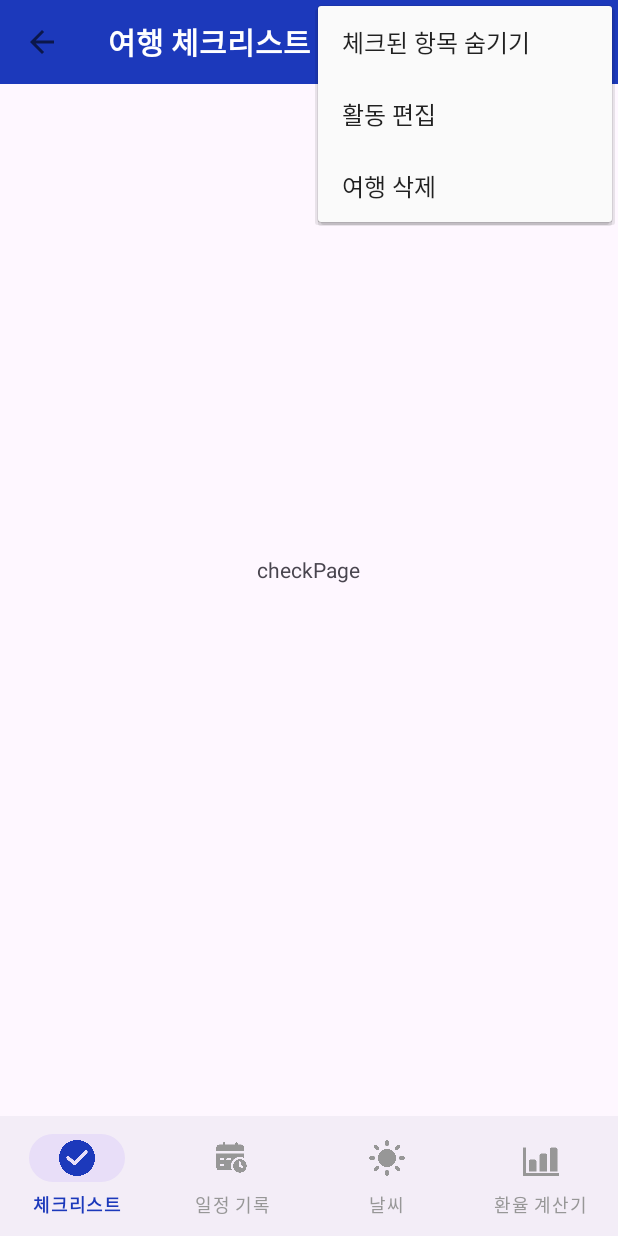
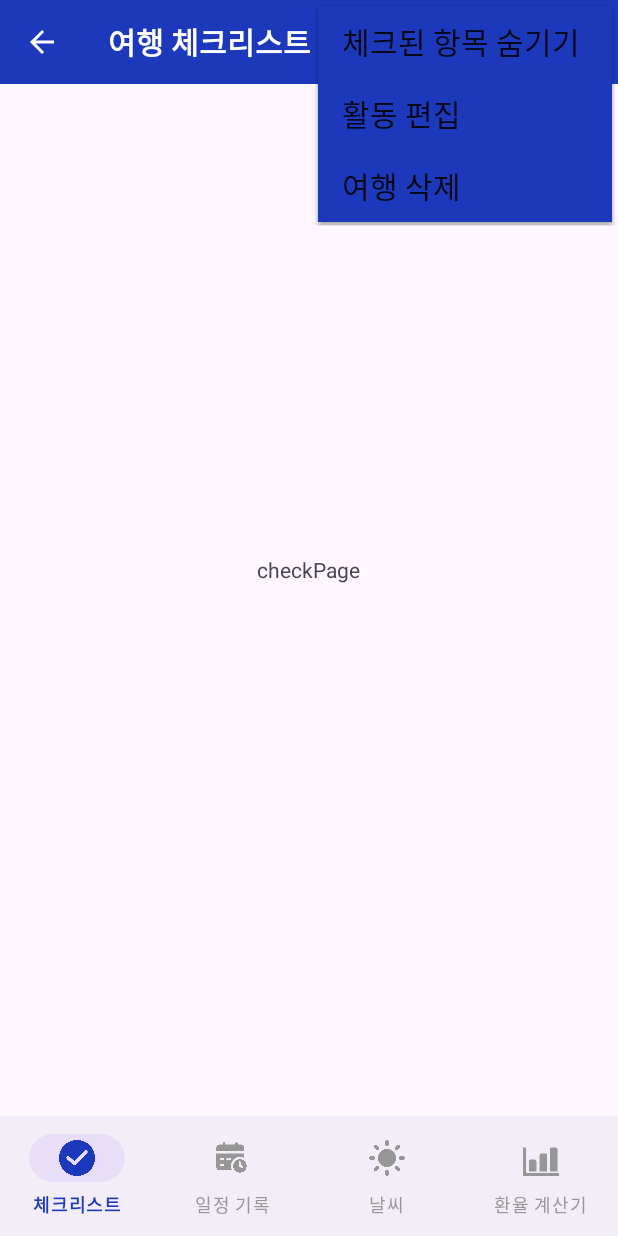
Before and after one commit to ysy7838/mobile-software-project, an Android app: the PageThreetoSixActivity screen opened directly, with no data from a screen before it, with the options menu open, on a phone screen of 412 x 824 dp. Run offline under Robolectric (Android 15) with nearby library versions, the light colour scheme and no system bars.

Commit message:
툴바 아이콘 색 변경

```diff
--- a/app/src/main/res/layout/page_three_main.xml
+++ b/app/src/main/res/layout/page_three_main.xml
@@ -13,10 +13,10 @@
 
         <androidx.appcompat.widget.Toolbar
             android:id="@+id/toolbar"
-            style="@style/Toolbar"
             android:layout_width="match_parent"
             android:layout_height="?attr/actionBarSize"
-            app:layout_collapseMode="pin">
+            app:layout_collapseMode="pin"
+            app:theme="@style/Toolbar">
 
             <TextView
                 android:id="@+id/ToolbarTitle"
--- a/app/src/main/res/values/page_one_styles.xml
+++ b/app/src/main/res/values/styles.xml
@@ -9,7 +9,16 @@
         <item name="android:background">@color/mainBlue</item>
         <item name="android:titleTextColor">@color/white</item>
         <item name="android:textSize">20sp</item>
-        <item name="android:textStyle">bold</item>
+        <item name="toolbarNavigationButtonStyle">@style/Toolbar.Actionbar</item>
+        <item name="android:actionOverflowButtonStyle">@style/Toolbar.OverFlow</item>
+    </style>
+
+    <style name="Toolbar.Actionbar" parent="Widget.AppCompat.Toolbar.Button.Navigation">
+        <item name="android:tint">@color/white</item>
+    </style>
+
+    <style name="Toolbar.OverFlow" parent="Widget.AppCompat.ActionButton.Overflow">
+        <item name="android:tint">@color/white</item>
     </style>
 
     <style name="ToolbarTitle">     <!-- 툴바 내부 텍스트 스타일 -->
```
